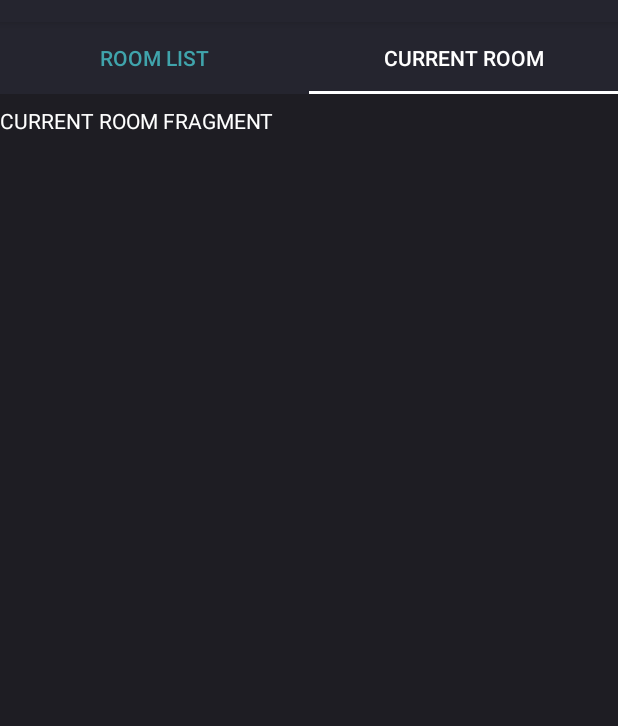
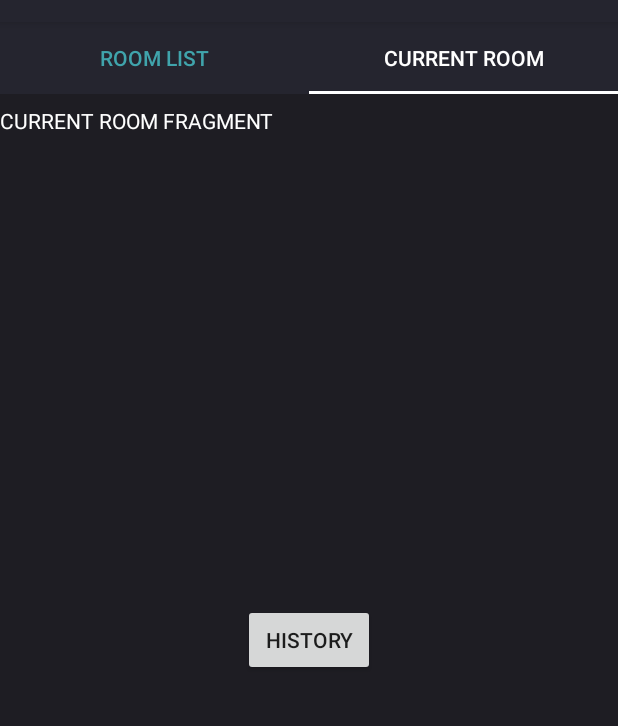
Before and after one commit to 4realDev/COVID-BUSTER-9000, an Android app: the screen it shows after launch (MainActivity), tab 2 chosen, on a phone screen of 412 x 824 dp, the part 62-788 px from its top. Run offline under Robolectric (Android 15) with nearby library versions, the phone set to English and light mode, and no system bars.

Commit message:
Migrate CurrentRoomFragment to androidX and add Button for lauching HistoryActivity

```diff
--- a/Android/app/src/main/java/com/co2team/covidbuster/ui/currentroom/CurrentRoomFragment.kt
+++ b/Android/app/src/main/java/com/co2team/covidbuster/ui/currentroom/CurrentRoomFragment.kt
@@ -1,12 +1,17 @@
 package com.co2team.covidbuster.ui.currentroom
 
-import android.arch.lifecycle.ViewModelProvider
+import android.content.Intent
 import android.os.Bundle
-import android.support.v4.app.Fragment
 import android.view.LayoutInflater
 import android.view.View
 import android.view.ViewGroup
+import android.widget.Button
+import androidx.fragment.app.Fragment
+import androidx.lifecycle.ViewModelProvider
 import com.co2team.covidbuster.R
+import com.co2team.covidbuster.ui.history.HistoryActivity
+
+
 
 class CurrentRoomFragment : Fragment() {
 
@@ -15,16 +20,22 @@ class CurrentRoomFragment : Fragment() {
     }
 
     private lateinit var viewModel: CurrentRoomViewModel
+    private lateinit var historyButton: Button
 
     override fun onCreateView(inflater: LayoutInflater, container: ViewGroup?,
                               savedInstanceState: Bundle?): View? {
-        return inflater.inflate(R.layout.current_room_fragment, container, false)
+        val view = inflater.inflate(R.layout.current_room_fragment, container, false)
+        historyButton = view.findViewById<Button>(R.id.history_fragment_button)
+        return view
     }
 
     override fun onActivityCreated(savedInstanceState: Bundle?) {
         super.onActivityCreated(savedInstanceState)
         viewModel = ViewModelProvider(this, ViewModelProvider.NewInstanceFactory()).get(CurrentRoomViewModel::class.java)
         // TODO: Use the ViewModel
+        historyButton.setOnClickListener {
+            val intent = Intent(context, HistoryActivity::class.java)
+            startActivity(intent)
+        }
     }
-
 }
--- a/Android/app/src/main/java/com/co2team/covidbuster/ui/currentroom/CurrentRoomViewModel.kt
+++ b/Android/app/src/main/java/com/co2team/covidbuster/ui/currentroom/CurrentRoomViewModel.kt
@@ -1,6 +1,6 @@
 package com.co2team.covidbuster.ui.currentroom
 
-import android.arch.lifecycle.ViewModel
+import androidx.lifecycle.ViewModel
 
 class CurrentRoomViewModel : ViewModel() {
     // TODO: Implement the ViewModel
--- a/Android/app/src/main/res/layout/current_room_fragment.xml
+++ b/Android/app/src/main/res/layout/current_room_fragment.xml
@@ -3,6 +3,8 @@
     xmlns:tools="http://schemas.android.com/tools"
     android:layout_width="match_parent"
     android:layout_height="match_parent"
+    android:background="@color/colorPrimaryDark"
+    android:id="@+id/current_room_fragment"
     tools:context=".ui.currentroom.CurrentRoomFragment">
 
     <TextView
@@ -11,4 +13,11 @@
         android:text="CURRENT ROOM FRAGMENT"
         android:textColor="@color/white" />
 
+    <Button
+        android:layout_width="wrap_content"
+        android:layout_height="wrap_content"
+        android:id="@+id/history_fragment_button"
+        android:text="HISTORY"
+        android:layout_gravity="center"/>
+
 </FrameLayout>
```
